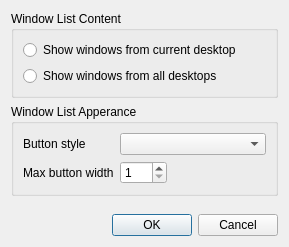
Before: the Qt Designer form plugin-taskbar/razortaskbarconfiguration.ui in lxqt/lxqt-panel, drawn with Qt 5.
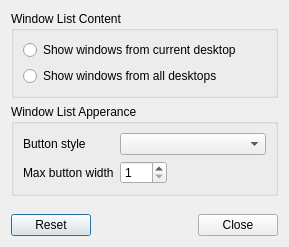
After: the same form once the commit is applied.

```diff
--- a/plugin-taskbar/razortaskbarconfiguration.ui
+++ b/plugin-taskbar/razortaskbarconfiguration.ui
@@ -104,7 +104,7 @@
       <enum>Qt::Horizontal</enum>
      </property>
      <property name="standardButtons">
-      <set>QDialogButtonBox::Cancel|QDialogButtonBox::Ok</set>
+      <set>QDialogButtonBox::Close|QDialogButtonBox::Reset</set>
      </property>
     </widget>
    </item>
```
Left out of the diff: 6 changed lines with no effect on the pictures.
